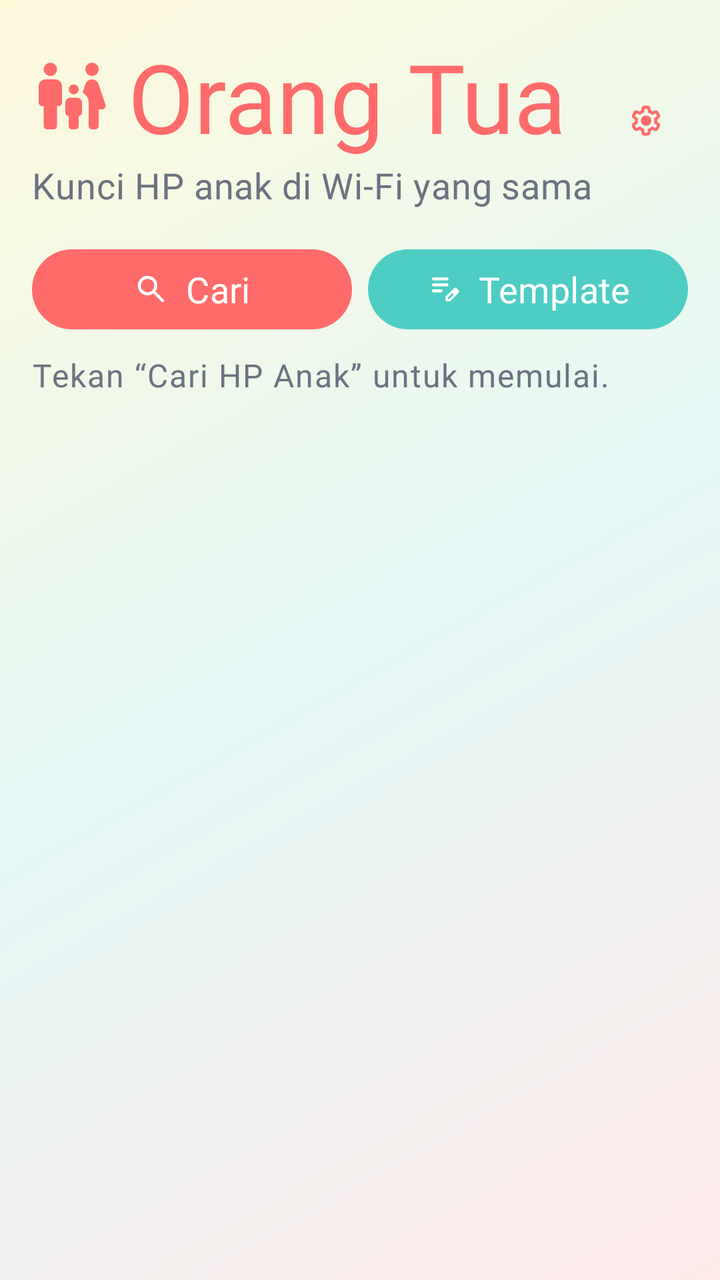
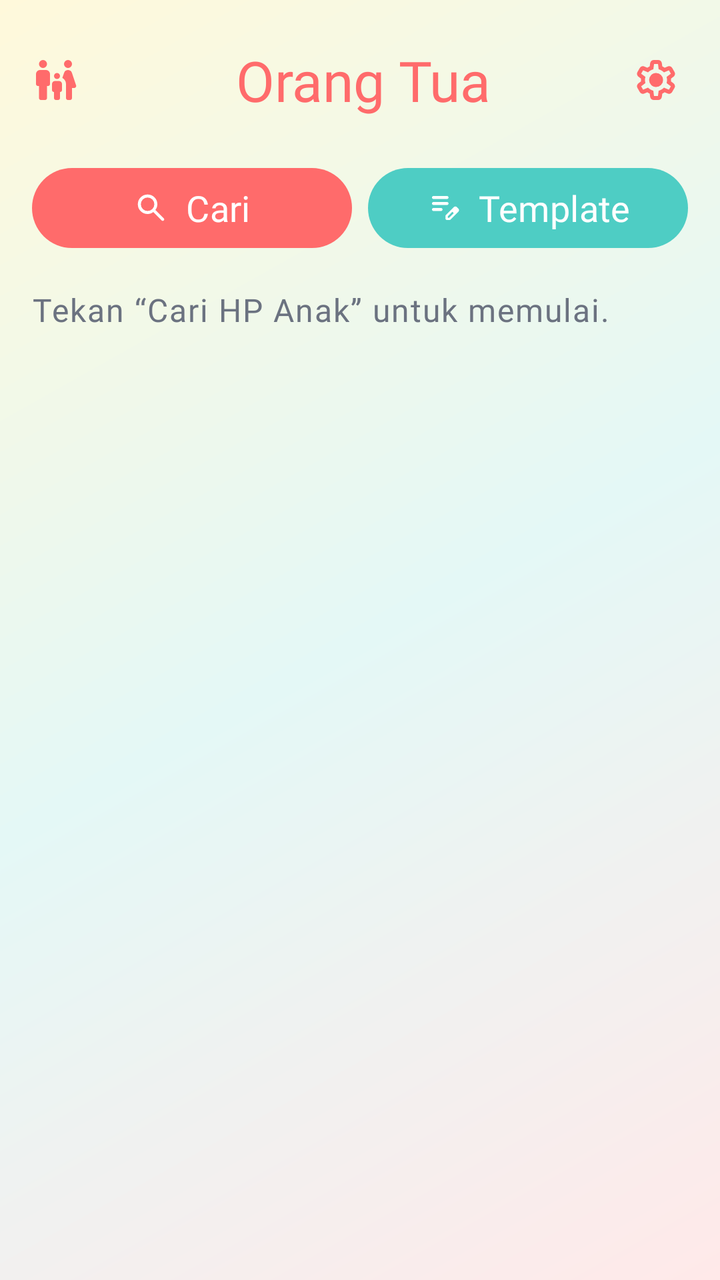

An Android layout rendered at two revisions. The XML below is the earlier revision; the diff shows what the commit changed to produce the second picture.
<!-- AndroidManifest.xml: activity theme Theme.Customlockscreen.NoActionBar -->
<!-- res/layout/activity_parent_home.xml -->
<?xml version="1.0" encoding="utf-8"?>
<LinearLayout xmlns:android="http://schemas.android.com/apk/res/android"
    xmlns:app="http://schemas.android.com/apk/res-auto"
    android:layout_width="match_parent"
    android:layout_height="match_parent"
    android:orientation="vertical"
    android:background="@drawable/gradient_background"
    android:padding="@dimen/space_md">

    
    <LinearLayout
        android:layout_width="match_parent"
        android:layout_height="wrap_content"
        android:orientation="horizontal"
        android:gravity="center_vertical"
        android:layout_marginBottom="@dimen/space_md">

        <LinearLayout
            android:layout_width="0dp"
            android:layout_height="wrap_content"
            android:layout_weight="1"
            android:orientation="vertical">

            <LinearLayout
                android:layout_width="wrap_content"
                android:layout_height="wrap_content"
                android:orientation="horizontal"
                android:gravity="center_vertical">

                <ImageView
                    android:layout_width="@dimen/icon_xl"
                    android:layout_height="@dimen/icon_xl"
                    android:src="@drawable/ic_family_restroom"
                    app:tint="@color/primary"
                    android:contentDescription="@null"
                    android:importantForAccessibility="no"
                    android:layout_marginEnd="@dimen/space_sm" />

                <TextView
                    android:layout_width="wrap_content"
                    android:layout_height="wrap_content"
                    android:text="@string/parent_home_title"
                    android:textAppearance="@style/TextAppearance.Customlockscreen.Display"
                    android:textColor="@color/primary" />

            </LinearLayout>

            <TextView
                android:layout_width="wrap_content"
                android:layout_height="wrap_content"
                android:text="@string/parent_home_subtitle"
                android:textAppearance="@style/TextAppearance.Customlockscreen.Body"
                android:textColor="@color/content_secondary" />

        </LinearLayout>

        <com.google.android.material.button.MaterialButton
            android:id="@+id/btnParentSettings"
            style="@style/Widget.Customlockscreen.Button.Text"
            android:layout_width="wrap_content"
            android:layout_height="wrap_content"
            android:minWidth="0dp"
            android:paddingHorizontal="@dimen/space_sm"
            app:icon="@drawable/ic_settings"
            app:iconTint="@color/primary"
            android:contentDescription="@string/cd_settings" />

    </LinearLayout>

    
    <LinearLayout
        android:layout_width="match_parent"
        android:layout_height="wrap_content"
        android:orientation="horizontal"
        android:layout_marginBottom="@dimen/space_sm">

        <com.google.android.material.button.MaterialButton
            android:id="@+id/btnScan"
            style="@style/Widget.Customlockscreen.Button.Primary"
            android:layout_width="0dp"
            android:layout_height="wrap_content"
            android:layout_weight="1"
            android:layout_marginEnd="@dimen/space_sm"
            android:text="@string/parent_home_scan"
            app:icon="@drawable/ic_search"
            app:iconTint="@color/white"
            app:iconGravity="textStart"
            app:iconPadding="@dimen/space_sm" />

        <com.google.android.material.button.MaterialButton
            android:id="@+id/btnTemplates"
            style="@style/Widget.Customlockscreen.Button.Secondary"
            android:layout_width="0dp"
            android:layout_height="wrap_content"
            android:layout_weight="1"
            android:text="@string/parent_home_templates"
            app:icon="@drawable/ic_edit_note"
            app:iconTint="@color/white"
            app:iconGravity="textStart"
            app:iconPadding="@dimen/space_sm" />

    </LinearLayout>

    <TextView
        android:id="@+id/tvScanStatus"
        android:layout_width="match_parent"
        android:layout_height="wrap_content"
        android:text="@string/parent_home_scan_hint"
        android:textAppearance="@style/TextAppearance.Customlockscreen.Label"
        android:textColor="@color/content_secondary"
        android:layout_marginBottom="@dimen/space_md" />

    <TextView
        android:id="@+id/tvEmpty"
        android:layout_width="match_parent"
        android:layout_height="wrap_content"
        android:text="@string/parent_home_empty"
        android:textAppearance="@style/TextAppearance.Customlockscreen.Body"
        android:textAlignment="center"
        android:textColor="@color/content_secondary"
        android:padding="@dimen/space_lg"
        android:visibility="gone" />

    <androidx.recyclerview.widget.RecyclerView
        android:id="@+id/rvKids"
        android:layout_width="match_parent"
        android:layout_height="0dp"
        android:layout_weight="1"
        android:clipToPadding="false" />

    <com.google.android.material.button.MaterialButton
        android:id="@+id/btnLockSelected"
        style="@style/Widget.Customlockscreen.Button.Primary"
        android:layout_width="match_parent"
        android:layout_height="wrap_content"
        android:layout_marginTop="@dimen/space_sm"
        android:text="@string/parent_home_lock_selected"
        app:icon="@drawable/ic_lock"
        app:iconTint="@color/white"
        app:iconGravity="textStart"
        app:iconPadding="@dimen/space_sm"
        android:visibility="gone" />

</LinearLayout>
<!-- resources referenced by this layout -->
<resources>
  <color name="content_secondary">#6B7280</color>
  <color name="primary">#FF6B6B</color>
  <color name="white">#FFFFFFFF</color>
  <dimen name="icon_xl">40dp</dimen>
  <dimen name="space_lg">24dp</dimen>
  <dimen name="space_md">16dp</dimen>
  <dimen name="space_sm">8dp</dimen>
  <!-- drawable gradient_background (drawable) -->
  <?xml version="1.0" encoding="utf-8"?>
  <shape xmlns:android="http://schemas.android.com/apk/res/android">
      <gradient
          android:startColor="@color/gradient_start"
          android:centerColor="@color/gradient_center"
          android:endColor="@color/gradient_end"
          android:angle="135"
          android:type="linear" />
  </shape>
  <string name="cd_settings">Pengaturan</string>
  <string name="parent_home_empty">Belum ada HP anak terpasang.</string>
  <string name="parent_home_lock_selected">Kunci Terpilih</string>
  <string name="parent_home_scan">Cari</string>
  <string name="parent_home_scan_hint">Tekan “Cari HP Anak” untuk memulai.</string>
  <string name="parent_home_subtitle">Kunci HP anak di Wi-Fi yang sama</string>
  <string name="parent_home_templates">Template</string>
  <string name="parent_home_title">Orang Tua</string>
  <style name="TextAppearance.Customlockscreen.Body" parent="TextAppearance.Material3.BodyMedium">
          <item name="android:textSize">@dimen/text_body</item>
          <item name="android:fontFamily">@font/poppins</item>
      </style>
  <style name="TextAppearance.Customlockscreen.Display" parent="TextAppearance.Material3.DisplaySmall">
          <item name="android:textSize">@dimen/text_display</item>
          <item name="android:fontFamily">@font/titan_one</item>
      </style>
  <style name="TextAppearance.Customlockscreen.Label" parent="TextAppearance.Material3.LabelMedium">
          <item name="android:textSize">@dimen/text_label</item>
          <item name="android:fontFamily">@font/poppins</item>
      </style>
  <style name="Widget.Customlockscreen.Button.Primary" parent="Widget.Customlockscreen.Button" />
  <style name="Widget.Customlockscreen.Button.Secondary" parent="Widget.Customlockscreen.Button">
          <item name="backgroundTint">@color/secondary</item>
      </style>
  <style name="Widget.Customlockscreen.Button.Text" parent="Widget.Material3.Button.TextButton">
          <item name="android:textAllCaps">false</item>
          <item name="cornerRadius">@dimen/radius_pill</item>
          <item name="android:textColor">@color/primary</item>
      </style>
  <style name="Theme.Customlockscreen.NoActionBar" parent="Base.Theme.Customlockscreen">
          <item name="windowActionBar">false</item>
          <item name="windowNoTitle">true</item>
      </style>
  <color name="gradient_start">#FFE9E9</color>
  <color name="gradient_center">#E4F8F6</color>
  <color name="gradient_end">#FFF9DB</color>
  <dimen name="text_body">18sp</dimen>
  <dimen name="text_display">48sp</dimen>
  <dimen name="text_label">16sp</dimen>
  <color name="secondary">#4ECDC4</color>
  <dimen name="radius_pill">100dp</dimen>
  <color name="primary_container">#FFE3E3</color>
  <color name="content_primary">#2D2D2D</color>
  <color name="secondary_container">#E4F8F6</color>
  <color name="tertiary">#FFE66D</color>
  <color name="surface_base">#FFFFFFFF</color>
  <color name="surface_muted">#F9FAFB</color>
  <color name="error">#FF6B6B</color>
  <color name="card_border">#E5E7EB</color>
  <style name="Widget.Customlockscreen.Tooltip" parent="Widget.Material3.Tooltip">
          <item name="android:background">@drawable/tooltip_background</item>
          <item name="android:textColor">@color/white</item>
      </style>
  <!-- drawable tooltip_background (drawable) -->
  <?xml version="1.0" encoding="utf-8"?>
  <shape xmlns:android="http://schemas.android.com/apk/res/android"
      android:shape="rectangle">
      <solid android:color="@color/tooltip_bg" />
      <corners android:radius="@dimen/radius_md" />
  </shape>
  <color name="tooltip_bg">#2D2D2D</color>
  <dimen name="radius_md">16dp</dimen>
  <!-- unchanged entries left out for length: 7 -->
</resources>

<!-- the commit's change to res/layout/activity_parent_home.xml (unified diff, before → after) -->
@@ -1,6 +1,7 @@
 <?xml version="1.0" encoding="utf-8"?>
 <LinearLayout xmlns:android="http://schemas.android.com/apk/res/android"
     xmlns:app="http://schemas.android.com/apk/res-auto"
+    android:id="@+id/root"
     android:layout_width="match_parent"
     android:layout_height="match_parent"
     android:orientation="vertical"
@@ -15,42 +16,28 @@
         android:gravity="center_vertical"
         android:layout_marginBottom="@dimen/space_md">
 
+        <ImageView
+            android:layout_width="@dimen/icon_lg"
+            android:layout_height="@dimen/icon_lg"
+            android:src="@drawable/ic_family_restroom"
+            app:tint="@color/primary"
+            android:contentDescription="@null"
+            android:importantForAccessibility="no"
+            android:layout_marginEnd="@dimen/space_md" />
+
         <LinearLayout
             android:layout_width="0dp"
             android:layout_height="wrap_content"
             android:layout_weight="1"
-            android:orientation="vertical">
-
-            <LinearLayout
-                android:layout_width="wrap_content"
-                android:layout_height="wrap_content"
-                android:orientation="horizontal"
-                android:gravity="center_vertical">
-
-                <ImageView
-                    android:layout_width="@dimen/icon_xl"
-                    android:layout_height="@dimen/icon_xl"
-                    android:src="@drawable/ic_family_restroom"
-                    app:tint="@color/primary"
-                    android:contentDescription="@null"
-                    android:importantForAccessibility="no"
-                    android:layout_marginEnd="@dimen/space_sm" />
-
-                <TextView
-                    android:layout_width="wrap_content"
-                    android:layout_height="wrap_content"
-                    android:text="@string/parent_home_title"
-                    android:textAppearance="@style/TextAppearance.Customlockscreen.Display"
-                    android:textColor="@color/primary" />
-
-            </LinearLayout>
+            android:orientation="vertical"
+            android:gravity="center">
 
             <TextView
                 android:layout_width="wrap_content"
                 android:layout_height="wrap_content"
-                android:text="@string/parent_home_subtitle"
-                android:textAppearance="@style/TextAppearance.Customlockscreen.Body"
-                android:textColor="@color/content_secondary" />
+                android:text="@string/parent_home_title"
+                android:textAppearance="@style/TextAppearance.Customlockscreen.Title"
+                android:textColor="@color/primary" />
 
         </LinearLayout>
 
@@ -60,9 +47,13 @@
             android:layout_width="wrap_content"
             android:layout_height="wrap_content"
             android:minWidth="0dp"
-            android:paddingHorizontal="@dimen/space_sm"
+            android:insetRight="0dp"
+            android:paddingStart="@dimen/space_sm"
+            android:paddingEnd="0dp"
             app:icon="@drawable/ic_settings"
+            app:iconSize="@dimen/icon_lg"
             app:iconTint="@color/primary"
+            app:iconGravity="textStart"
             android:contentDescription="@string/cd_settings" />
 
     </LinearLayout>
@@ -72,7 +63,7 @@
         android:layout_width="match_parent"
         android:layout_height="wrap_content"
         android:orientation="horizontal"
-        android:layout_marginBottom="@dimen/space_sm">
+        android:layout_marginBottom="@dimen/space_md">
 
         <com.google.android.material.button.MaterialButton
             android:id="@+id/btnScan"
@@ -110,30 +101,38 @@
         android:textColor="@color/content_secondary"
         android:layout_marginBottom="@dimen/space_md" />
 
-    <TextView
-        android:id="@+id/tvEmpty"
-        android:layout_width="match_parent"
-        android:layout_height="wrap_content"
-        android:text="@string/parent_home_empty"
-        android:textAppearance="@style/TextAppearance.Customlockscreen.Body"
-        android:textAlignment="center"
-        android:textColor="@color/content_secondary"
-        android:padding="@dimen/space_lg"
-        android:visibility="gone" />
-
-    <androidx.recyclerview.widget.RecyclerView
-        android:id="@+id/rvKids"
+    
+    <FrameLayout
         android:layout_width="match_parent"
         android:layout_height="0dp"
-        android:layout_weight="1"
-        android:clipToPadding="false" />
+        android:layout_weight="1">
+
+        <androidx.recyclerview.widget.RecyclerView
+            android:id="@+id/rvKids"
+            android:layout_width="match_parent"
+            android:layout_height="match_parent"
+            android:clipToPadding="false" />
+
+        <TextView
+            android:id="@+id/tvEmpty"
+            android:layout_width="match_parent"
+            android:layout_height="wrap_content"
+            android:layout_gravity="center"
+            android:text="@string/parent_home_empty"
+            android:textAppearance="@style/TextAppearance.Customlockscreen.Body"
+            android:textAlignment="center"
+            android:textColor="@color/content_secondary"
+            android:padding="@dimen/space_lg"
+            android:visibility="gone" />
+
+    </FrameLayout>
 
     <com.google.android.material.button.MaterialButton
         android:id="@+id/btnLockSelected"
         style="@style/Widget.Customlockscreen.Button.Primary"
         android:layout_width="match_parent"
         android:layout_height="wrap_content"
-        android:layout_marginTop="@dimen/space_sm"
+        android:layout_marginTop="@dimen/space_md"
         android:text="@string/parent_home_lock_selected"
         app:icon="@drawable/ic_lock"
         app:iconTint="@color/white"
<!-- resource entries referenced after the edit -->
@@ -3,7 +3,7 @@
   <color name="content_secondary">#6B7280</color>
   <color name="primary">#FF6B6B</color>
   <color name="white">#FFFFFFFF</color>
-  <dimen name="icon_xl">40dp</dimen>
+  <dimen name="icon_lg">24dp</dimen>
   <dimen name="space_lg">24dp</dimen>
   <dimen name="space_md">16dp</dimen>
   <dimen name="space_sm">8dp</dimen>
@@ -22,26 +22,27 @@
   <string name="parent_home_lock_selected">Kunci Terpilih</string>
   <string name="parent_home_scan">Cari</string>
   <string name="parent_home_scan_hint">Tekan “Cari HP Anak” untuk memulai.</string>
-  <string name="parent_home_subtitle">Kunci HP anak di Wi-Fi yang sama</string>
   <string name="parent_home_templates">Template</string>
   <string name="parent_home_title">Orang Tua</string>
   <style name="TextAppearance.Customlockscreen.Body" parent="TextAppearance.Material3.BodyMedium">
           <item name="android:textSize">@dimen/text_body</item>
           <item name="android:fontFamily">@font/poppins</item>
       </style>
-  <style name="TextAppearance.Customlockscreen.Display" parent="TextAppearance.Material3.DisplaySmall">
-          <item name="android:textSize">@dimen/text_display</item>
-          <item name="android:fontFamily">@font/titan_one</item>
-      </style>
   <style name="TextAppearance.Customlockscreen.Label" parent="TextAppearance.Material3.LabelMedium">
           <item name="android:textSize">@dimen/text_label</item>
           <item name="android:fontFamily">@font/poppins</item>
+      </style>
+  <style name="TextAppearance.Customlockscreen.Title" parent="TextAppearance.Material3.TitleLarge">
+          <item name="android:textSize">@dimen/text_title</item>
+          <item name="android:fontFamily">@font/titan_one</item>
       </style>
   <style name="Widget.Customlockscreen.Button.Primary" parent="Widget.Customlockscreen.Button" />
   <style name="Widget.Customlockscreen.Button.Secondary" parent="Widget.Customlockscreen.Button">
           <item name="backgroundTint">@color/secondary</item>
       </style>
   <style name="Widget.Customlockscreen.Button.Text" parent="Widget.Material3.Button.TextButton">
+          <item name="android:minHeight">48dp</item>
+          <item name="android:textSize">@dimen/text_body</item>
           <item name="android:textAllCaps">false</item>
           <item name="cornerRadius">@dimen/radius_pill</item>
           <item name="android:textColor">@color/primary</item>
@@ -54,8 +55,8 @@
   <color name="gradient_center">#E4F8F6</color>
   <color name="gradient_end">#FFF9DB</color>
   <dimen name="text_body">18sp</dimen>
-  <dimen name="text_display">48sp</dimen>
   <dimen name="text_label">16sp</dimen>
+  <dimen name="text_title">28sp</dimen>
   <color name="secondary">#4ECDC4</color>
   <dimen name="radius_pill">100dp</dimen>
   <color name="primary_container">#FFE3E3</color>
